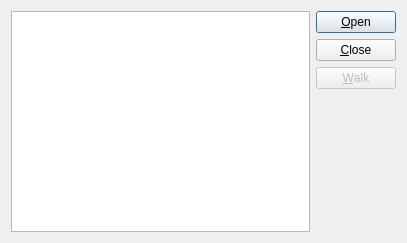
This is maindialog.ui in mato7d5/QPDFWalker as Qt 5 draws it before an edit. The edited form follows.
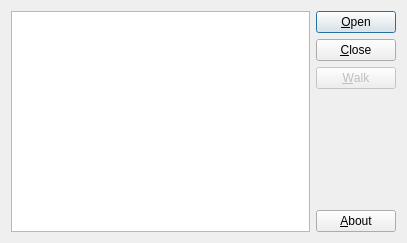
This is the edited form.

Commit message: about dialog

Patch:
```diff
--- a/maindialog.ui
+++ b/maindialog.ui
@@ -58,6 +58,13 @@
          </property>
         </spacer>
        </item>
+       <item>
+        <widget class="QPushButton" name="uiAbout">
+         <property name="text">
+          <string>&amp;About</string>
+         </property>
+        </widget>
+       </item>
       </layout>
      </item>
     </layout>
```
The commit also changes 5 other files.
